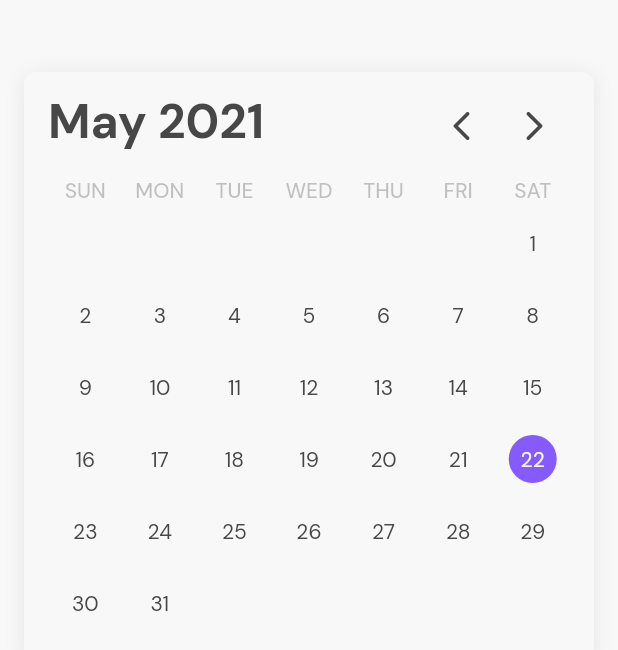
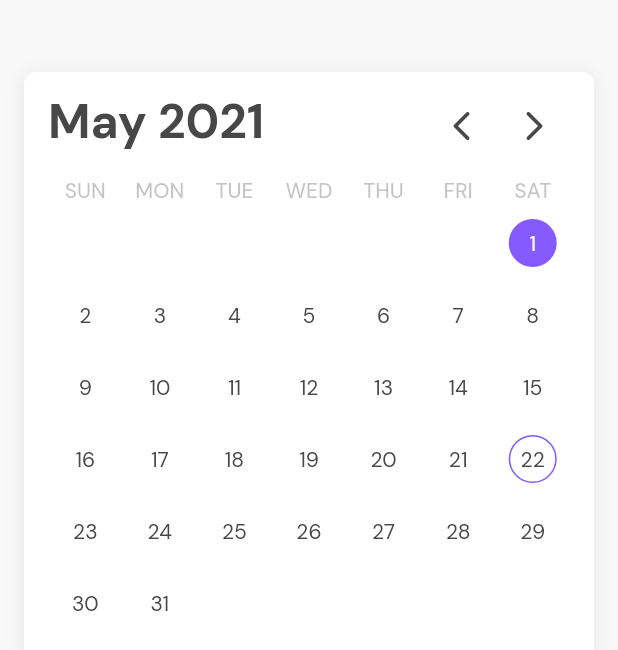
Before and after one commit to gdsc-loyola/admu_student_app, a Flutter app: the CalendarPage widget shown alone on an empty page, opened directly, after a tap on the "arrow back ios" icon, after a tap on the "arrow forward ios" icon, on a phone screen of 412 x 824 dp. Shown: the top 650 px of the screen. Run offline on Flutter 3.47's test engine with Material 2 defaults, Android fonts, the phone set to English and light mode, and no system bars; our stand-ins replace google_fonts, introduction_screen, sqflite; missing offline and left inert: web_scraper; accounts and stored records are empty.

Commit message:
switch calendar to stateful, add longpress for timetable block, fix new widgets

```diff
--- a/lib/screens/calendar/calendar_page.dart
+++ b/lib/screens/calendar/calendar_page.dart
@@ -25,7 +25,7 @@ class _CalendarPageState extends State<CalendarPage> {
   @override
   Widget build(BuildContext context) {
     List<Event> _events =
-        Provider.of<CalendarEvents>(context, listen: false).events;
+        Provider.of<CalendarEvents>(context).getEventsByDay(_date);
 
     return SingleChildScrollView(
       padding: EdgeInsets.fromLTRB(16.0, 48.0, 16.0, 16.0),
@@ -33,19 +33,8 @@ class _CalendarPageState extends State<CalendarPage> {
         children: [
           CalendarMonth(
             date: _date,
-            onPressedLeft: () {
-              print('pressed left');
-              setState(() {
-                _date = _date.subtract(Duration(days: 30));
-              });
-            },
-            onPressedRight: () {
-              print('pressed right');
-              setState(() {
-                _date = _date.add(Duration(days: 30));
-              });
-            },
-            onPressedDay: (date) {
+            onDateChange: (DateTime date) {
+              print('on date change');
               setState(() {
                 _date = date;
               });
--- a/lib/widgets/calendar/calendar.dart
+++ b/lib/widgets/calendar/calendar.dart
@@ -6,7 +6,20 @@ import 'package:admu_student_app/constants/app_effects.dart';
 import 'package:admu_student_app/models/calendar_events.dart';
 import 'package:admu_student_app/models/event.dart';
 
-class CalendarMonth extends StatelessWidget {
+class CalendarMonth extends StatefulWidget {
+  final DateTime date;
+  final Function(DateTime) onDateChange;
+
+  CalendarMonth({
+    this.date,
+    this.onDateChange,
+  });
+
+  @override
+  _CalendarMonthState createState() => _CalendarMonthState();
+}
+
+class _CalendarMonthState extends State<CalendarMonth> {
   final List<String> _MONTHS = [
     'January',
     'February',
@@ -23,18 +36,17 @@ class CalendarMonth extends StatelessWidget {
   ];
   final List<String> _DAYS = ['SUN', 'MON', 'TUE', 'WED', 'THU', 'FRI', 'SAT'];
 
-  final DateTime date;
+  DateTime _date;
 
-  final VoidCallback onPressedLeft;
-  final VoidCallback onPressedRight;
-  final Function(DateTime) onPressedDay;
+  @override
+  void initState() {
+    super.initState();
 
-  CalendarMonth({
-    @required this.date,
-    @required this.onPressedLeft,
-    @required this.onPressedRight,
-    @required this.onPressedDay,
-  });
+    if (widget.date != null)
+      _date = widget.date;
+    else
+      _date = DateTime.now();
+  }
 
   Widget _buildDays(BuildContext context) {
     List<Widget> children = [];
@@ -58,10 +70,9 @@ class CalendarMonth extends StatelessWidget {
   Widget _buildDates(BuildContext context, List<Event> events) {
     List<Widget> mainChildren = [];
 
-    DateTime tDate = DateTime(date.year, date.month);
+    DateTime tDate = DateTime(_date.year, _date.month);
 
     // build per row
-
     List<Widget> allDays = [];
 
     if (tDate.weekday != DateTime.sunday) {
@@ -72,12 +83,20 @@ class CalendarMonth extends StatelessWidget {
       }
     }
 
-    while (tDate.month == date.month) {
+    // generate days
+    List<DateTime> daysOfTheMonth = [];
+
+    while (tDate.month == _date.month) {
+      daysOfTheMonth.add(tDate);
+      tDate = tDate.add(Duration(days: 1));
+    }
+
+    for(DateTime dt in daysOfTheMonth) {
       // find if day has events
       bool hasEvent = false;
       for (Event e in events) {
         if (e.start == null) continue;
-        if (e.start.day == tDate.day) {
+        if (e.start.day == dt.day) {
           hasEvent = true;
           break;
         }
@@ -88,22 +107,40 @@ class CalendarMonth extends StatelessWidget {
         child: Column(
           children: [
             // container for text and background
-            Container(
+            InkWell(
+              onTap: () {
+                setState(() {
+                  // change date
+                  _date = dt;
+
+                  if (widget.onDateChange != null) widget.onDateChange(_date);
+                });
+              },
+              child: Container(
                 decoration: BoxDecoration(
                   shape: BoxShape.circle,
-                color: tDate.day == date.day
+                  color: dt.day == _date.day
                       ? AppColors.PRIMARY_MAIN
                       : Colors.transparent,
+                  border: Border.all(
+                    color: (dt.year == DateTime.now().year)
+                               && (dt.month == DateTime.now().month)
+                               && (dt.day == DateTime.now().day)
+                                   ? AppColors.PRIMARY_MAIN
+                                   : Colors.transparent,
+                    width: 1.0,
+                  ),
                 ),
                 width: 32,
                 height: 32,
                 child: Center(
-                child:Text(
-                  '${tDate.day}',
+                  child: Text(
+                    '${dt.day}',
                     style: Theme.of(context).textTheme.caption.copyWith(
-                      color: tDate.day == date.day
+                        color: dt.day == _date.day
                             ? AppColors.GRAY_LIGHT[2]
                             : AppColors.GRAY_DARK[0]),
+                  ),
                 ),
               ),
             ),
@@ -118,10 +155,8 @@ class CalendarMonth extends StatelessWidget {
               height: 8,
             ),
           ],
-        ),// ),
+        ), // ),
       ));
-
-      tDate = tDate.add(Duration(days: 1));
     }
 
     int counter = 0;
@@ -156,13 +191,14 @@ class CalendarMonth extends StatelessWidget {
   @override
   Widget build(BuildContext context) {
     List<Event> events =
-        Provider.of<CalendarEvents>(context).getEventsByMonth(date);
+        Provider.of<CalendarEvents>(context).getEventsByMonth(_date);
 
-    return Container(
+    return Ink(
       // height: 382,
       decoration: BoxDecoration(
         borderRadius: BorderRadius.all(Radius.circular(8)),
-        color: AppColors.GRAY_LIGHT[2],
+        // color: AppColors.GRAY_LIGHT[2],
+        color: Colors.white, // temporary
         boxShadow: [AppEffects.DEFAULT_SHADOW],
       ),
       padding: EdgeInsets.symmetric(horizontal: 16, vertical: 12),
@@ -173,25 +209,38 @@ class CalendarMonth extends StatelessWidget {
             crossAxisAlignment: CrossAxisAlignment.center,
             children: [
               Expanded(
-                child: Text(
-                  '${_MONTHS[date.month - 1]} ${date.year}',
+                child: Text('${_MONTHS[_date.month - 1]} ${_date.year}',
                     overflow: TextOverflow.ellipsis,
-                  style: Theme.of(context).textTheme.headline4
-                      .copyWith(color: AppColors.GRAY_DARK[0])
+                    style: Theme.of(context)
+                        .textTheme
+                        .headline4
+                        .copyWith(color: AppColors.GRAY_DARK[0])),
               ),
-              ),
-              // Spacer(),
               IconButton(
                 icon: Icon(Icons.arrow_back_ios_rounded),
                 iconSize: 24,
                 color: AppColors.GRAY_DARK[0],
-                onPressed: onPressedLeft,
+                onPressed: () {
+                  setState(() {
+                    // minus date
+                    _date = DateTime(_date.year, _date.month - 1, 1);
+
+                    if (widget.onDateChange != null) widget.onDateChange(_date);
+                  });
+                },
               ),
               IconButton(
                 icon: Icon(Icons.arrow_forward_ios_rounded),
                 iconSize: 24,
                 color: AppColors.GRAY_DARK[0],
-                onPressed: onPressedRight,
+                onPressed: () {
+                  setState(() {
+                    // add date
+                    _date = DateTime(_date.year, _date.month + 1, 1);
+
+                    if (widget.onDateChange != null) widget.onDateChange(_date);
+                  });
+                },
               ),
             ],
           ),
--- a/lib/widgets/groups/select_days.dart
+++ b/lib/widgets/groups/select_days.dart
@@ -5,6 +5,10 @@ import 'package:admu_student_app/constants/app_colors.dart';
 import 'package:admu_student_app/widgets/buttons.dart';
 
 class SelectDaysGroup extends StatefulWidget {
+  final Function(List<bool>) onChange;
+
+  SelectDaysGroup({this.onChange});
+
   @override
   _SelectDaysGroupState createState() => _SelectDaysGroupState();
 }
```
Also changed, not shown: lib/screens/qpi/add_qpi.dart (+4 -5 lines), lib/widgets/groups/select_date.dart (+7 -2 lines), lib/widgets/groups/select_time.dart (+9 -6 lines), lib/widgets/schedule/schedule_timetable.dart (+9 -1 lines). Lines whose indentation alone changed are shown as unchanged.
